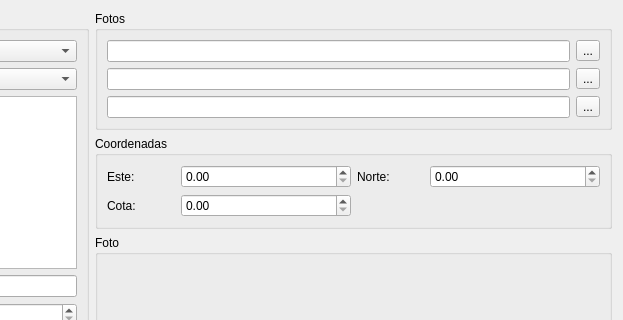
lincolningaroca/SWDataMonitoreo, file editdatadialog.ui: the form before one commit; both pictures show x 222 to 845 and y 0 to 320 of the 845 by 606 pixel window.
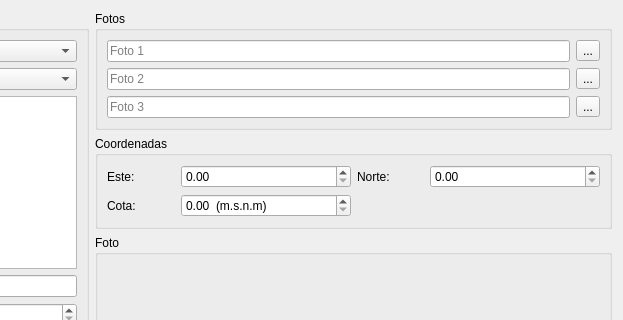
The form after the commit.

The edit to the form file:
```diff
--- a/editdatadialog.ui
+++ b/editdatadialog.ui
@@ -124,7 +124,11 @@
        </property>
        <layout class="QGridLayout" name="gridLayout_3">
         <item row="0" column="0">
-         <widget class="QLineEdit" name="txtFoto_1"/>
+         <widget class="QLineEdit" name="txtFoto_1">
+          <property name="placeholderText">
+           <string>Foto 1</string>
+          </property>
+         </widget>
         </item>
         <item row="0" column="1">
          <widget class="QToolButton" name="toolButton">
@@ -134,7 +138,11 @@
          </widget>
         </item>
         <item row="1" column="0">
-         <widget class="QLineEdit" name="txtFoto_2"/>
+         <widget class="QLineEdit" name="txtFoto_2">
+          <property name="placeholderText">
+           <string>Foto 2</string>
+          </property>
+         </widget>
         </item>
         <item row="1" column="1">
          <widget class="QToolButton" name="toolButton_2">
@@ -144,7 +152,11 @@
          </widget>
         </item>
         <item row="2" column="0">
-         <widget class="QLineEdit" name="txtFoto_3"/>
+         <widget class="QLineEdit" name="txtFoto_3">
+          <property name="placeholderText">
+           <string>Foto 3</string>
+          </property>
+         </widget>
         </item>
         <item row="2" column="1">
          <widget class="QToolButton" name="toolButton_3">
@@ -213,6 +225,12 @@
             <height>16777215</height>
            </size>
           </property>
+          <property name="suffix">
+           <string>  (m.s.n.m)</string>
+          </property>
+          <property name="maximum">
+           <double>99999999999.990005493164063</double>
+          </property>
          </widget>
         </item>
         <item row="0" column="3">
```
Left out of the diff: 6 changed lines with no effect on the pictures.
